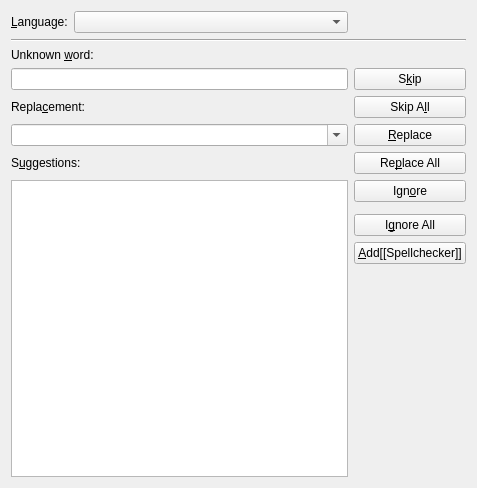
The window that src/frontends/qt/ui/SpellcheckerUi.ui (cburschka/lyx) describes before a commit, drawn with Qt 5.
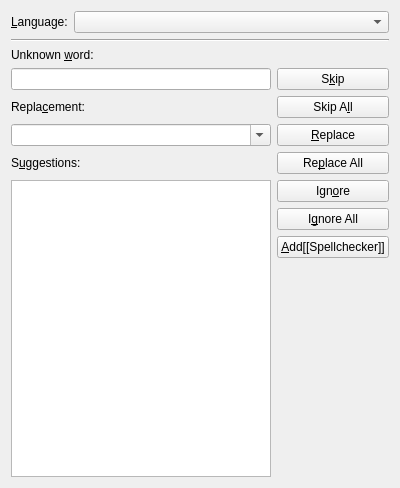
The same window after the commit.

Patch:
```diff
--- a/src/frontends/qt/ui/SpellcheckerUi.ui
+++ b/src/frontends/qt/ui/SpellcheckerUi.ui
@@ -6,7 +6,7 @@
    <rect>
     <x>0</x>
     <y>0</y>
-    <width>477</width>
+    <width>400</width>
     <height>488</height>
    </rect>
   </property>
@@ -20,7 +20,7 @@
    <string>Spell Checker</string>
   </property>
   <layout class="QGridLayout" name="gridLayout">
-   <item row="0" column="0">
+   <item row="0" column="0" colspan="2">
     <layout class="QHBoxLayout" name="horizontalLayout">
      <item>
       <widget class="QLabel" name="languageLA">
@@ -146,7 +146,7 @@
      </property>
     </widget>
    </item>
-   <item row="7" column="0" rowspan="5">
+   <item row="7" column="0" rowspan="4">
     <widget class="QListWidget" name="suggestionsLW"/>
    </item>
    <item row="7" column="1">
@@ -159,7 +159,7 @@
      </property>
     </widget>
    </item>
-   <item row="9" column="1">
+   <item row="8" column="1">
     <widget class="QPushButton" name="ignoreAllPB">
      <property name="toolTip">
       <string>Ignore all occurrences of this word within this document. This is perdurant beyond the current session.</string>
@@ -169,7 +169,7 @@
      </property>
     </widget>
    </item>
-   <item row="10" column="1">
+   <item row="9" column="1">
     <widget class="QPushButton" name="addPB">
      <property name="toolTip">
       <string>Add the word to your personal dictionary</string>
@@ -179,7 +179,7 @@
      </property>
     </widget>
    </item>
-   <item row="11" column="1">
+   <item row="10" column="1">
     <spacer>
      <property name="orientation">
       <enum>Qt::Vertical</enum>
```
Left out of the diff: 20 changed lines with no effect on the pictures.
